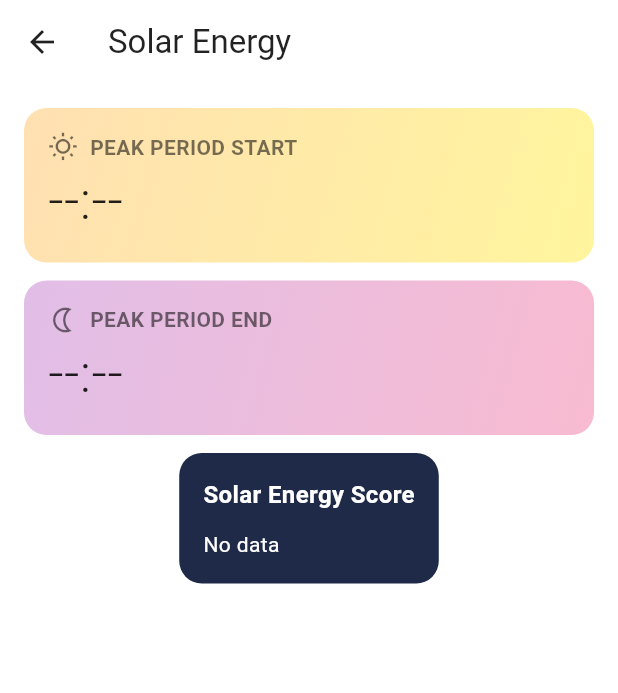
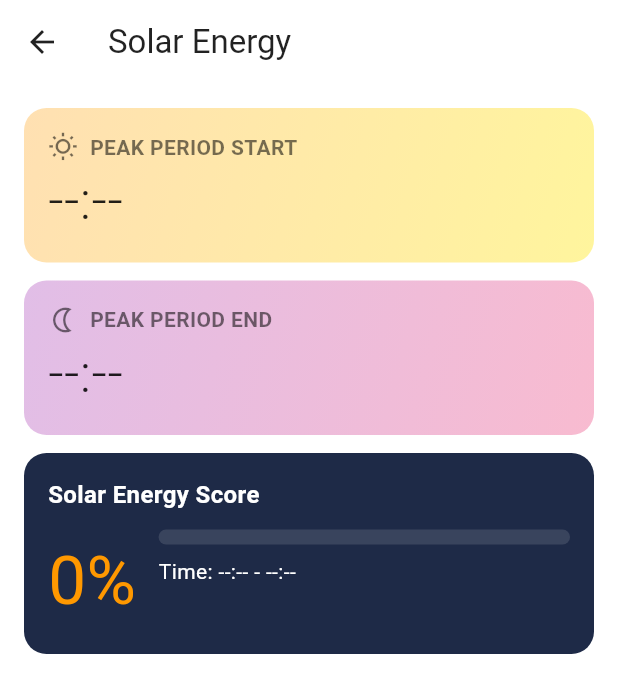
Before and after one commit to JohnyChia/weather_app, a Flutter app: the SolarScreen screen opened directly, on a phone screen of 412 x 824 dp. Shown: the top 693 px of the screen. Run offline on Flutter 3.47's test engine with Material 3 defaults, Android fonts, the phone set to English and light mode, and no system bars; our stand-ins replace fl_chart, flutter_local_notifications, geocoding, geolocator, google_maps_flutter, location and 4 more; missing offline and left inert: bcrypt; accounts and stored records are empty.

Commit message:
27/03/2026 15:23PM

```diff
--- a/lib/API/ApiService.dart
+++ b/lib/API/ApiService.dart
@@ -10,7 +10,7 @@ class ApiService {
     final String url = '$_URL/weather/daily/$lat/$lon';
 
     try{
-      final response = await http.get(Uri.parse(url)).timeout(const Duration(seconds: 10));
+      final response = await http.get(Uri.parse(url)).timeout(const Duration(seconds: 30));
       print("Response status: ${response.statusCode}");
       print("Response body: ${response.body}");
 
@@ -70,7 +70,7 @@ class ApiService {
   Future<dynamic> fetchNearestRisk() async {
     final String url = '$_URL/nearest-risk';
 
-    try { final response = await http.get(Uri.parse(url)) .timeout(const Duration(seconds: 10));
+    try { final response = await http.get(Uri.parse(url)) .timeout(const Duration(seconds: 30));
 
       if (response.statusCode == 200) {
         final data = jsonDecode(response.body);
--- a/lib/Location/LocationService.dart
+++ b/lib/Location/LocationService.dart
@@ -23,7 +23,7 @@ class LocationService {
     }
     return await Geolocator.getCurrentPosition(
       desiredAccuracy: LocationAccuracy.high,
-      timeLimit: const Duration(seconds: 10),
+      timeLimit: const Duration(seconds: 30),
     );
   }
 
--- a/lib/Screens/Astronomy.dart
+++ b/lib/Screens/Astronomy.dart
@@ -309,8 +309,6 @@ class _AstronomyScreenState extends State<AstronomyScreen> {
             Navigator.push(
               context,
               MaterialPageRoute(builder: (context) => SolarScreen(
-                peakStart: peakStart,
-                peakEnd: peakEnd,
                 hourlyUV: widget.hourlyUV,
               )),
             );
--- a/lib/Screens/Solar.dart
+++ b/lib/Screens/Solar.dart
@@ -3,23 +3,75 @@ import 'package:intl/intl.dart';
 import 'package:weather_app/models/hourly_data.dart';
 
 class SolarScreen extends StatelessWidget {
-  final DateTime? peakStart;
-  final DateTime? peakEnd;
   final List<HourlyData>? hourlyUV;
 
-  const SolarScreen({
-    super.key,
-    this.peakStart,
-    this.peakEnd,
-    this.hourlyUV,
-  });
+  const SolarScreen(
+      {Key? key, this.hourlyUV}
+      ) : super(key: key);
 
   @override
   Widget build(BuildContext context) {
+    // 初始化变量
+    String startTime = '--:--';
+    String endTime = '--:--';
+    int displayScore = 0;
+    double scorePercentage = 0;
+    String description = '';
+
+    if (hourlyUV != null && hourlyUV!.isNotEmpty) {
+      double maxUV =
+      hourlyUV!.map((e) => e.uvIndex).reduce((a, b) => a > b ? a : b);
+      scorePercentage = (maxUV / 12.0).clamp(0.0, 1.0);
+      displayScore = (scorePercentage * 100).toInt();
+
+      // 按时间排序
+      hourlyUV!.sort((a, b) {
+        DateTime t1 = DateFormat("HH:mm").parse(a.weatherTime);
+        DateTime t2 = DateFormat("HH:mm").parse(b.weatherTime);
+        return t1.compareTo(t2);
+      });
+
+      String startRow = '';
+      String endRow = '';
+      bool inPeak = false;
+
+      for (var data in hourlyUV!) {
+        if (data.uvIndex >= (maxUV * 0.8)) {
+          if (!inPeak) {
+            startRow = data.weatherTime;
+            inPeak = true;
+          }
+          endRow = data.weatherTime;
+        }
+      }
+
+      if (startRow.isEmpty) startRow = hourlyUV!.first.weatherTime;
+      if (endRow.isEmpty) endRow = hourlyUV!.last.weatherTime;
+
+      String formatTime(String timeStr) {
+        try {
+          DateTime tempDate = DateFormat("HH:mm").parse(timeStr);
+          return DateFormat("h:mm a").format(tempDate);
+        } catch (e) {
+          return timeStr;
+        }
+      }
+
+      startTime = formatTime(startRow);
+      endTime = formatTime(endRow);
+
+      if (displayScore >= 70) {
+        description = "Excellent conditions for solar energy.";
+      } else if (displayScore >= 40) {
+        description = "Good conditions for solar energy.";
+      } else {
+        description = "Low solar energy potential currently.";
+      }
+    }
+
     return Scaffold(
       appBar: AppBar(
-        title: const Text('Solar Energy'
-        ),
+        title: const Text('Solar Energy'),
         backgroundColor: Colors.white,
         foregroundColor: Colors.black87,
         elevation: 0,
@@ -31,14 +83,18 @@ class SolarScreen extends StatelessWidget {
           children: [
             _buildSolarInfoCard(
               title: 'Peak Period Start',
-              time: peakStart,
+              time: startTime != '--:--'
+                  ? DateFormat('h:mm a').parse(startTime)
+                  : null,
               icon: Icons.wb_sunny_outlined,
               gradientColors: [Colors.orange.shade100, Colors.yellow.shade200],
             ),
             const SizedBox(height: 12),
             _buildSolarInfoCard(
               title: 'Peak Period End',
-              time: peakEnd,
+              time: endTime != '--:--'
+                  ? DateFormat('h:mm a').parse(endTime)
+                  : null,
               icon: Icons.nightlight_outlined,
               gradientColors: [Colors.purple.shade100, Colors.pink.shade100],
             ),
@@ -61,8 +117,43 @@ class SolarScreen extends StatelessWidget {
                     ),
                   ),
                   const SizedBox(height: 12),
-
-                  _buildSolarScore(hourlyUV),
+                  // 显示太阳能评分
+                  Row(
+                    children: [
+                      Text(
+                        '$displayScore%',
+                        style:
+                        const TextStyle(fontSize: 45, color: Colors.orange),
+                      ),
+                      const SizedBox(width: 15),
+                      Expanded(
+                        child: Column(
+                          crossAxisAlignment: CrossAxisAlignment.start,
+                          children: [
+                            LinearProgressIndicator(
+                              value: scorePercentage,
+                              backgroundColor: Colors.white12,
+                              color: Colors.orange,
+                              borderRadius: BorderRadius.circular(10),
+                              minHeight: 10,
+                            ),
+                            const SizedBox(height: 8),
+                            Text(
+                              'Time: $startTime - $endTime',
+                              style: const TextStyle(
+                                  color: Colors.white, fontSize: 14),
+                            ),
+                            const SizedBox(height: 8),
+                            Text(
+                              description,
+                              style: const TextStyle(
+                                  color: Colors.white, fontSize: 14),
+                            ),
+                          ],
+                        ),
+                      ),
+                    ],
+                  ),
                 ],
               ),
             ),
@@ -78,122 +169,32 @@ class SolarScreen extends StatelessWidget {
     required IconData icon,
     required List<Color> gradientColors,
   }) {
-    final formattedTime = time != null ? DateFormat('h:mm a').format(
-        time.toLocal()) : '--:--';
+    final formattedTime =
+    time != null ? DateFormat('h:mm a').format(time.toLocal()) : '--:--';
     return Container(
       padding: const EdgeInsets.all(16.0),
       decoration: BoxDecoration(
         gradient: LinearGradient(
-            colors: gradientColors,
-            begin: Alignment.topLeft,
-            end: Alignment.bottomRight
-        ),
+            colors: gradientColors, begin: Alignment.topLeft, end: Alignment.bottomRight),
         borderRadius: BorderRadius.circular(15),
       ),
       child: Column(
         crossAxisAlignment: CrossAxisAlignment.start,
         children: [
-          Row(children:
-          [Icon(
-              icon,
-              size: 20,
-              color: Colors.black54
-          ),
+          Row(children: [
+            Icon(icon, size: 20, color: Colors.black54),
             const SizedBox(width: 8),
-            Text(
-                title.toUpperCase(),
+            Text(title.toUpperCase(),
                 style: const TextStyle(
-                    fontWeight: FontWeight.bold,
-                    color: Colors.black54
-                )
-            )
+                  fontWeight: FontWeight.bold,
+                  color: Colors.black54,
+                ))
           ]),
-          Text(
-              formattedTime,
+          Text(formattedTime,
               style: const TextStyle(
-                  fontSize: 36,
-                  fontWeight: FontWeight.w300,
-                  color: Colors.black87
-              )
-          ),
+                  fontSize: 36, fontWeight: FontWeight.w300, color: Colors.black87)),
         ],
       ),
     );
   }
-
-  Widget _buildSolarScore(List<HourlyData>? hourlyUV) {
-    if (hourlyUV == null || hourlyUV.isEmpty) {
-      return const Text("No data", style: TextStyle(color: Colors.white));
-    }
-
-    double maxUV = hourlyUV.map((e) => e.uvIndex).reduce((a, b) => a > b ? a : b);
-    double scorePercentage = (maxUV / 12.0).clamp(0.0, 1.0);
-    int displayScore = (scorePercentage * 100).toInt();
-
-    String startRow = hourlyUV.first.weatherTime;
-    String endRow = hourlyUV.last.weatherTime;
-
-    for (var data in hourlyUV) {
-      if (data.uvIndex >= (maxUV * 0.8)) {
-        startRow = data.weatherTime;
-        break;
-      }
-      endRow = data.weatherTime;
-    }
-
-    String formatTime(String timeStr) {
-      try {
-        DateTime tempDate = DateFormat("HH:mm").parse(timeStr);
-        return DateFormat("h:mm a").format(tempDate);
-      } catch (e) {
-        return timeStr;
-      }
-    }
-
-    String startTime = formatTime(startRow);
-    String endTime = formatTime(endRow);
-
-    String description;
-    if (displayScore >= 70) {
-      description = "Excellent conditions for solar energy.";
-    } else if (displayScore >= 40) {
-      description = "Good conditions for solar energy.";
-    } else {
-      description = "Low solar energy potential currently.";
-    }
-
-    return Row(
-      children: [
-        Text(
-          '$displayScore%',
-          style: const TextStyle(fontSize: 45, color: Colors.orange),
-        ),
-        const SizedBox(width: 15),
-        Expanded(
-          child: Column(
-            crossAxisAlignment: CrossAxisAlignment.start,
-            children: [
-              LinearProgressIndicator(
-                value: scorePercentage,
-                backgroundColor: Colors.white12,
-                color: Colors.orange,
-                borderRadius: BorderRadius.circular(10),
-                minHeight: 10,
-              ),
-              const SizedBox(height: 8),
-              Text(
-                'Time: $startTime - $endTime',
-                style: const TextStyle(color: Colors.white, fontSize: 14),
-              ),
-              const SizedBox(height: 8),
-              Text(
-                description,
-                style: const TextStyle(color: Colors.white, fontSize: 14),
-              ),
-            ],
-          ),
-        ),
-      ],
-    );
-  }
 }
```
Also changed, not shown: lib/Screens/weather_screen.dart (+6 -3 lines), lib/Services/Notifications_services.dart (+60 -28 lines), pubspec.yaml (+4 -4 lines), pubspec.lock, 2 other files.
